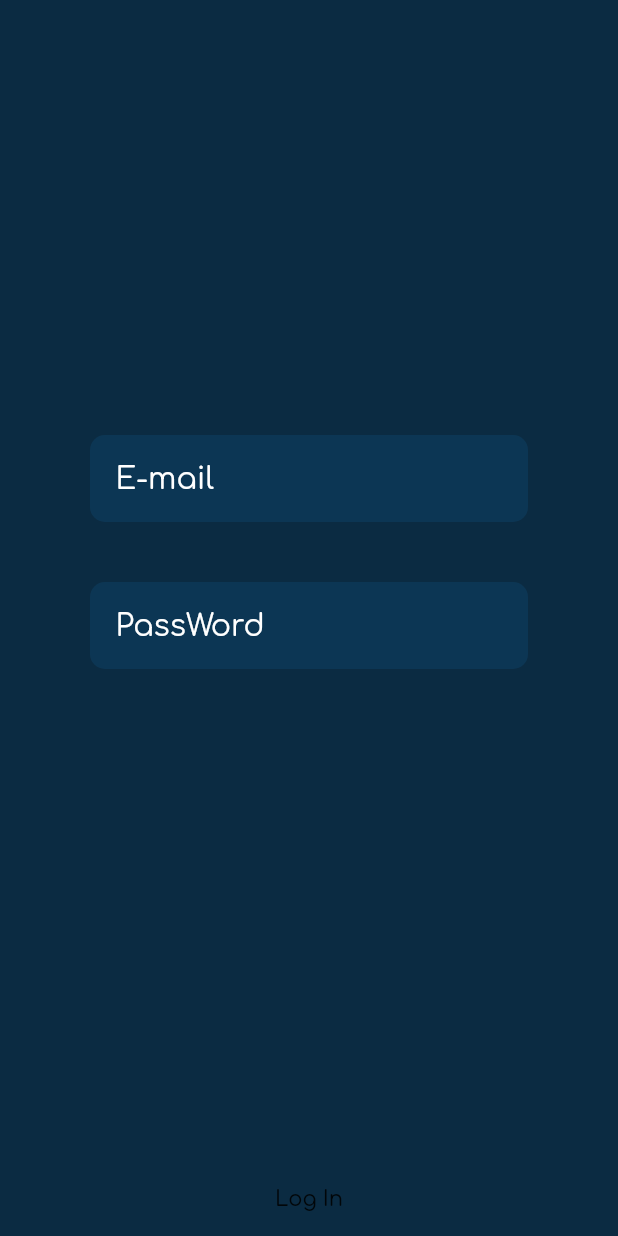
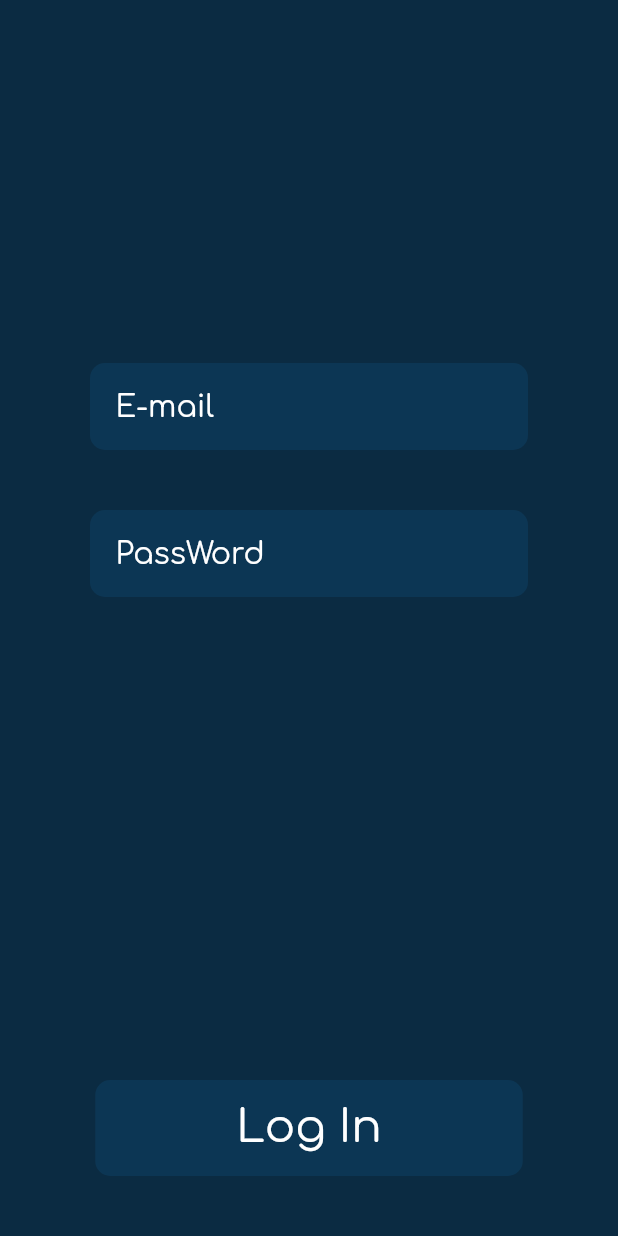
Before and after one commit to CavasCallahan/Made, a Flutter app: the screen it shows after launch, after a tap on "START", on a phone screen of 412 x 824 dp. Run offline on Flutter 3.47's test engine with Material 2 defaults, Android fonts, the phone set to English and light mode, and no system bars.

Commit message:
Adds Button to the app and it's function...

```diff
--- /dev/null
+++ b/lib/Components/Button/main.dart
@@ -0,0 +1,37 @@
+import 'package:flutter/material.dart';
+
+class Button extends StatelessWidget {
+  final double height;
+  final double width;
+  final Color background;
+  final Color foreground;
+  final double radius;
+  final Text content;
+  final Function onTaped;
+
+  Button(
+      {this.onTaped,
+      this.height,
+      this.width,
+      this.background,
+      this.foreground,
+      this.radius,
+      this.content});
+
+  @override
+  Widget build(BuildContext context) {
+    return InkWell(
+      borderRadius: BorderRadius.circular(radius),
+      onTap: (onTaped),
+      child: Container(
+        height: height,
+        width: width,
+        decoration: BoxDecoration(
+            color: background, borderRadius: BorderRadius.circular(radius)),
+        child: Center(
+          child: content,
+        ),
+      ),
+    );
+  }
+}
--- a/lib/Screens/Login/main.dart
+++ b/lib/Screens/Login/main.dart
@@ -1,4 +1,5 @@
 import 'package:flutter/material.dart';
+import 'package:made/Components/Button/main.dart';
 import 'package:made/Components/TextBox/main.dart';
 import 'package:made/GlobalVars.dart';
 
@@ -43,7 +44,20 @@ class LoginScreen extends StatelessWidget {
                     border: InputBorder.none,
                   ))),
           Spacer(),
-          FlatButton(onPressed: (() => null), child: Text("Log In"))
+          Padding(
+            padding: const EdgeInsets.all(40),
+            child: Button(
+              onTaped: (() => print("object")),
+              height: 64,
+              width: 285,
+              background: secondaryPrimaryColor,
+              radius: 10,
+              content: Text(
+                "Log In",
+                style: TextStyle(color: whiteColor, fontSize: 30),
+              ),
+            ),
+          )
         ],
       ),
     );
--- a/lib/Screens/Welcome/main.dart
+++ b/lib/Screens/Welcome/main.dart
@@ -1,4 +1,5 @@
 import 'package:flutter/material.dart';
+import 'package:made/Components/Button/main.dart';
 import 'package:made/Components/Wave/main.dart';
 import 'package:made/GlobalVars.dart';
 import 'package:made/Screens/Login/main.dart';
@@ -28,19 +29,17 @@ class WelcomeScreen extends StatelessWidget {
           ),
           Padding(
             padding: const EdgeInsets.all(40),
-            child: FlatButton(
-                onPressed: (() {
-                  Navigator.of(context).push(_createRoute());
-                }),
-                shape: RoundedRectangleBorder(
-                    borderRadius: BorderRadius.circular(10)),
-                color: secondaryPrimaryColor,
-                height: 64,
-                minWidth: 285,
-                child: Text(
-                  "START",
-                  style: TextStyle(fontSize: 30, color: whiteColor),
-                )),
+            child: Button(
+              onTaped: (() => Navigator.of(context).push(_createRoute())),
+              height: 64,
+              width: 285,
+              background: secondaryPrimaryColor,
+              radius: 10,
+              content: Text(
+                "START",
+                style: TextStyle(color: whiteColor, fontSize: 30),
+              ),
+            ),
           )
         ],
       ),
```
